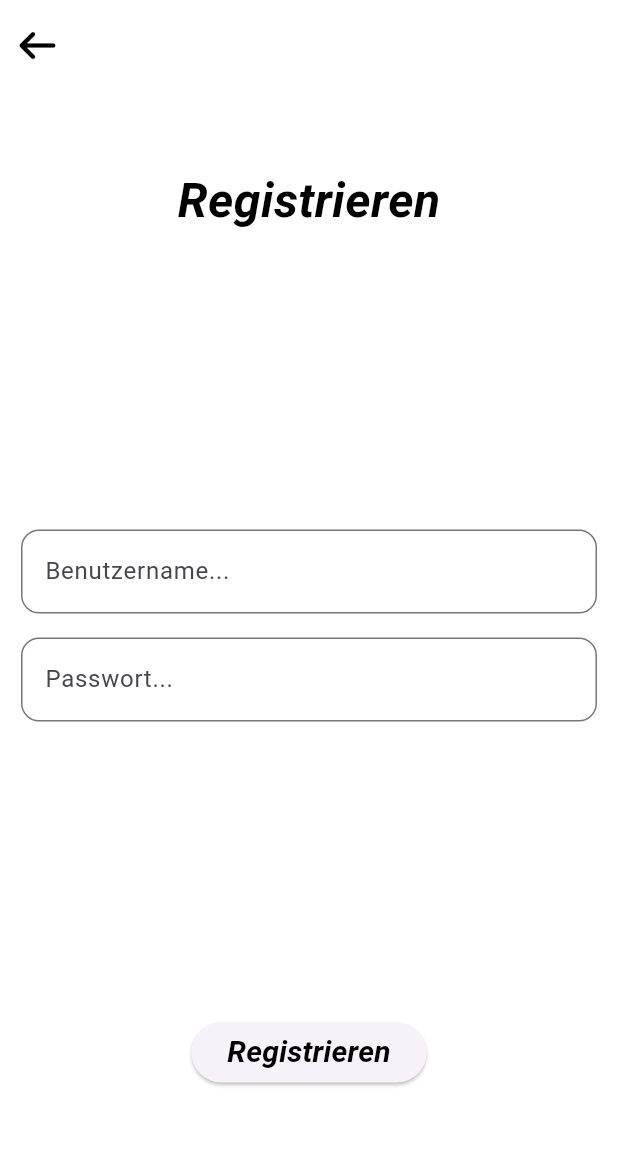
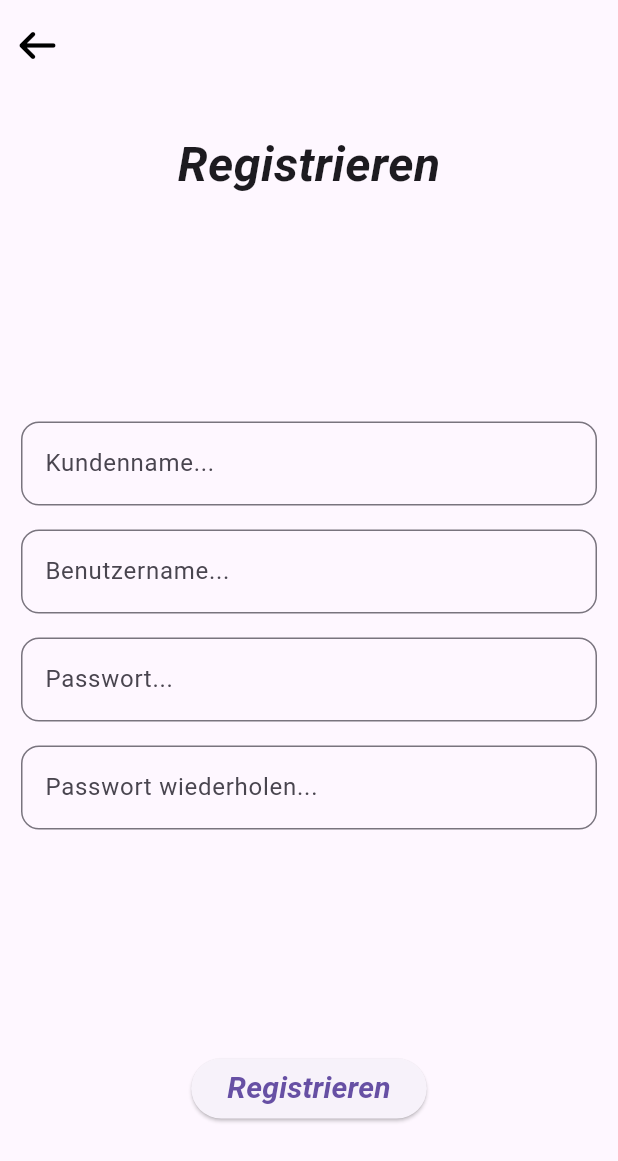
Before and after one commit to Zalanx/carstatus_app, a Flutter app: the screen it shows after launch, after a tap on "Registrieren", on a phone screen of 412 x 824 dp. Shown: the top 1161 px of the screen. Run offline on Flutter 3.47's test engine with Material 3 defaults, Android fonts, the phone set to English and light mode, and no system bars; our stand-ins replace chopper, font_awesome_flutter, get; generated files the repository leaves out were written again; network calls fail.

Commit message:
moment before disaster (implementing Form builder plugin)

```diff
--- a/lib/components/cs_button.dart
+++ b/lib/components/cs_button.dart
@@ -9,7 +9,7 @@ class CsButton extends StatelessWidget {
     this.margin,
     this.borderRadius,
     required this.child,
-    this.onTap,
+    this.onTap, this.buttonColor,
   });
 
   final double height;
@@ -19,6 +19,7 @@ class CsButton extends StatelessWidget {
   final BorderRadius? borderRadius;
   final Widget child;
   final GestureTapCallback? onTap;
+  final Color? buttonColor;
 
   @override
   Widget build(BuildContext context) {
@@ -34,7 +35,6 @@ class CsButton extends StatelessWidget {
           borderRadius: borderRadius ?? BorderRadius.circular(8),
           border: Border.all(
             style: BorderStyle.solid,
-            color: Colors.black,
             width: 2,
           ),
         ),
--- a/lib/components/cs_scaffold.dart
+++ b/lib/components/cs_scaffold.dart
@@ -13,7 +13,7 @@ class CsScaffold extends StatelessWidget {
   Widget build(BuildContext context) {
     return SafeArea(
       child: Scaffold(
-        backgroundColor: backgroundColor ?? Colors.white,
+        backgroundColor: backgroundColor ,
         extendBodyBehindAppBar: true,
         appBar: PreferredSize(
           preferredSize: Size(MediaQuery.sizeOf(context).width, 60),
--- a/lib/components/cs_text.dart
+++ b/lib/components/cs_text.dart
@@ -16,7 +16,7 @@ class CsText extends StatelessWidget {
                 fontStyle: style ?? FontStyle.italic,
                 fontSize: size ?? 16,
                 fontWeight: fontWeight ?? FontWeight.bold,
-                color: color ?? Colors.black,
+                color: color,
               ),
     );
   }
--- a/lib/pages/Authorization/Registration.dart
+++ b/lib/pages/Authorization/Registration.dart
@@ -1,6 +1,7 @@
 import 'package:carstatus_app/components/cs_appbar.dart';
 import 'package:carstatus_app/components/cs_scaffold.dart';
 import 'package:carstatus_app/components/cs_text.dart';
+import 'package:carstatus_app/pages/Authorization/RegistrationController.dart';
 import 'package:flutter/material.dart';
 
 class RegistrationPage extends StatelessWidget {
@@ -13,6 +14,7 @@ class RegistrationPage extends StatelessWidget {
 }
 
 Widget _pageBody(BuildContext context) {
+  Registrationcontroller controller = Registrationcontroller();
   return SizedBox(
     height: MediaQuery.sizeOf(context).height,
     width: MediaQuery.sizeOf(context).width,
@@ -24,6 +26,17 @@ Widget _pageBody(BuildContext context) {
         ),
         Column(
           children: [
+             TextField(
+
+              decoration: InputDecoration(
+                border: OutlineInputBorder(
+                  borderRadius: BorderRadius.circular(12),
+                ),
+                labelText: 'Kundenname...',
+              ),
+              controller: controller.registrationCustomerName,
+            ),
+            const SizedBox(height: 16),
             TextField(
               decoration: InputDecoration(
                 border: OutlineInputBorder(
@@ -31,6 +44,7 @@ Widget _pageBody(BuildContext context) {
                 ),
                 labelText: 'Benutzername...',
               ),
+              controller: controller.registrationUsername,
             ),
             const SizedBox(height: 16),
             TextField(
@@ -41,12 +55,24 @@ Widget _pageBody(BuildContext context) {
                 ),
                 labelText: 'Passwort...',
               ),
+              controller: controller.registrationPassword,
+            ),
+            const SizedBox(height: 16),
+           TextField(
+              obscureText: true,
+              decoration: InputDecoration(
+                border: OutlineInputBorder(
+                  borderRadius: BorderRadius.circular(12),
+                ),
+                labelText: 'Passwort wiederholen...',
+              ),
+              controller: controller.doubleCheckedPassword,
             ),
           ],
         ),
         ElevatedButton(
           onPressed: () {
-            //die logik vom registrieren
+            controller.registerUser();
           },
           child: const CsText(text: "Registrieren", size: 20,),
         ),
--- a/lib/pages/Landing Page/LandingPage.dart
+++ b/lib/pages/Landing Page/LandingPage.dart
@@ -63,6 +63,7 @@ class Landingpage extends StatelessWidget {
                   borderRadius: BorderRadius.circular(16),
                   child: CsText(text: "Registrieren",size: 24,),
                 ),
+
               ],
             ),
           ),
--- a/lib/pages/Ticket list view/TicketListController.dart
+++ b/lib/pages/Ticket list view/TicketListController.dart
@@ -1,8 +1,8 @@
-import 'package:carstatus_app/swagger/output/swaggerapi.swagger.dart';
+import 'package:carstatus_app/swagger/output/CarStatusApi.swagger.dart';
 import 'package:get/get.dart';
 
 class Ticketlistcontroller extends GetxController {
-  Swaggerapi api = Swaggerapi.create();
+  CarStatusApi api = CarStatusApi.create();
 
   List<TicketDto> tickets = [];
 
@@ -11,6 +11,6 @@ class Ticketlistcontroller extends GetxController {
      var response = await api.apiCarStatusGetAllTicketsGet();
 
      tickets = response.body ?? [];
-    update();
+     update();
   }
 }
--- a/lib/swagger/output/swaggerapi.enums.swagger.dart
+++ b/lib/swagger/output/CarStatusApi.enums.swagger.dart
@@ -1,5 +1,3 @@
-// ignore_for_file: depend_on_referenced_packages
-
 import 'package:json_annotation/json_annotation.dart';
 
 enum CarStatusEnum {
--- a/lib/swagger/output/swaggerapi.swagger.dart
+++ b/lib/swagger/output/CarStatusApi.swagger.dart
@@ -9,20 +9,22 @@ import 'package:chopper/chopper.dart';
 import 'client_mapping.dart';
 import 'dart:async';
 import 'package:http/http.dart' as http;
+// ignore: unused_import
+import 'package:http/http.dart' show MultipartFile;
 import 'package:chopper/chopper.dart' as chopper;
-import 'swaggerapi.enums.swagger.dart' as enums;
-export 'swaggerapi.enums.swagger.dart';
+import 'CarStatusApi.enums.swagger.dart' as enums;
+export 'CarStatusApi.enums.swagger.dart';
 
-part 'swaggerapi.swagger.chopper.dart';
-part 'swaggerapi.swagger.g.dart';
+part 'CarStatusApi.swagger.chopper.dart';
+part 'CarStatusApi.swagger.g.dart';
 
 // **************************************************************************
 // SwaggerChopperGenerator
 // **************************************************************************
 
 @ChopperApi()
-abstract class Swaggerapi extends ChopperService {
-  static Swaggerapi create({
+abstract class CarStatusApi extends ChopperService {
+  static CarStatusApi create({
     ChopperClient? client,
     http.Client? httpClient,
     Authenticator? authenticator,
@@ -32,19 +34,19 @@ abstract class Swaggerapi extends ChopperService {
     List<Interceptor>? interceptors,
   }) {
     if (client != null) {
-      return _$Swaggerapi(client);
+      return _$CarStatusApi(client);
     }
 
     final newClient = ChopperClient(
-      services: [_$Swaggerapi()],
+      services: [_$CarStatusApi()],
       converter: converter ?? $JsonSerializableConverter(),
       interceptors: interceptors ?? [],
       client: httpClient,
       authenticator: authenticator,
       errorConverter: errorConverter,
-      baseUrl: baseUrl ?? Uri.parse('http://10.0.2.2:5276'),
+      baseUrl: baseUrl ?? Uri.parse('http://'),
     );
-    return _$Swaggerapi(newClient);
+    return _$CarStatusApi(newClient);
   }
 
   ///
@@ -121,25 +123,35 @@ abstract class Swaggerapi extends ChopperService {
   ///
   ///@param ticketnumber
   ///@param newCarStatus
+  ///@param car
+  ///@param customerName
   Future<chopper.Response<TicketDto>> apiCarStatusUpdateTicketPatch({
     String? ticketnumber,
     enums.CarStatusEnum? newCarStatus,
+    String? car,
+    String? customerName,
   }) {
     generatedMapping.putIfAbsent(TicketDto, () => TicketDto.fromJsonFactory);
 
     return _apiCarStatusUpdateTicketPatch(
       ticketnumber: ticketnumber,
       newCarStatus: newCarStatus?.value?.toString(),
+      car: car,
+      customerName: customerName,
     );
   }
 
   ///
   ///@param ticketnumber
   ///@param newCarStatus
+  ///@param car
+  ///@param customerName
   @PATCH(path: '/api/CarStatus/UpdateTicket', optionalBody: true)
   Future<chopper.Response<TicketDto>> _apiCarStatusUpdateTicketPatch({
     @Query('ticketnumber') String? ticketnumber,
     @Query('newCarStatus') String? newCarStatus,
+    @Query('car') String? car,
+    @Query('customerName') String? customerName,
   });
 }
 
--- a/lib/swagger/output/client_index.dart
+++ b/lib/swagger/output/client_index.dart
@@ -1 +1 @@
-export 'swaggerapi.swagger.dart' show Swaggerapi;
+export 'CarStatusApi.swagger.dart' show CarStatusApi;
--- a/pubspec.yaml
+++ b/pubspec.yaml
@@ -37,6 +37,8 @@ dependencies:
   get: ^4.7.3
   font_awesome_flutter: ^10.9.1
   swagger_dart_code_generator: ^3.0.3
+  flutter_form_builder: ^10.0.1
+  json_annotation: ^4.9.0
 
 dev_dependencies:
   flutter_test:
```
Also changed, not shown: lib/helper/Todohelper.dart (added, +23 -0 lines), lib/main.dart (+0 -12 lines), lib/pages/Authorization/RegistrationController.dart (added, +26 -0 lines), lib/pages/Ticket list view/TicketListPage.dart (+29 -9 lines), lib/pages/Ticket/Ticket.dart (+75 -16 lines), lib/pages/Ticket/Ticketcontroller.dart (+17 -2 lines), lib/swagger/input/CarStatusApi.json (+14 -0 lines), lib/swagger/output/CarStatusApi.swagger.chopper.dart, lib/swagger/output/CarStatusApi.swagger.g.dart, pubspec.lock.
